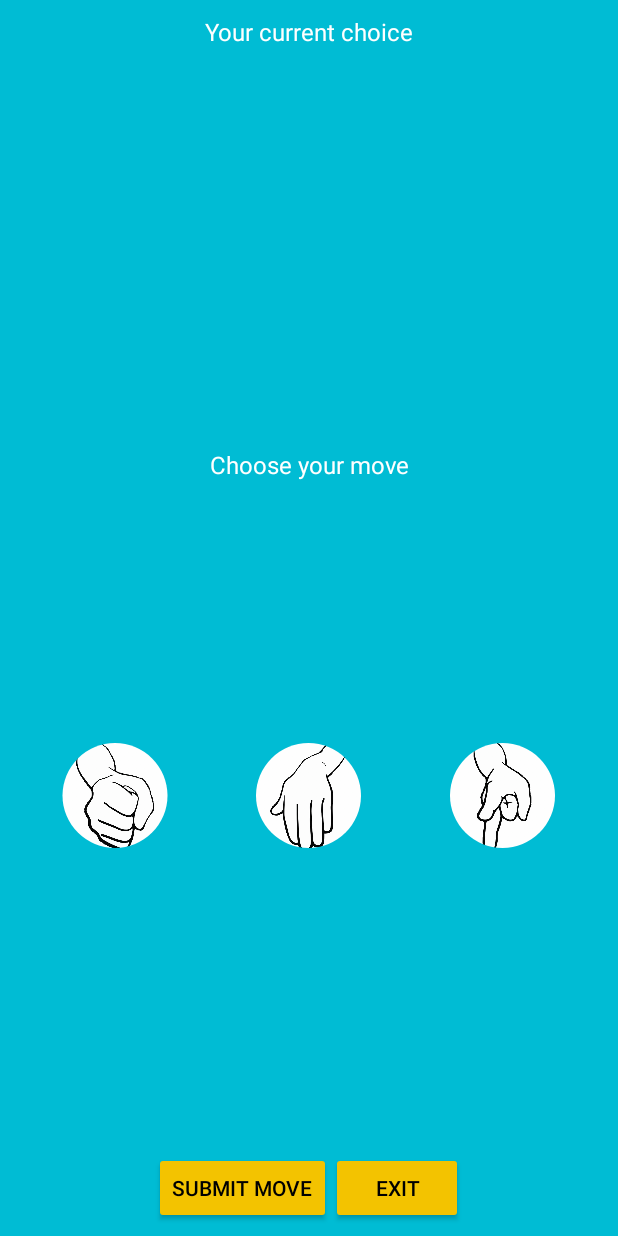
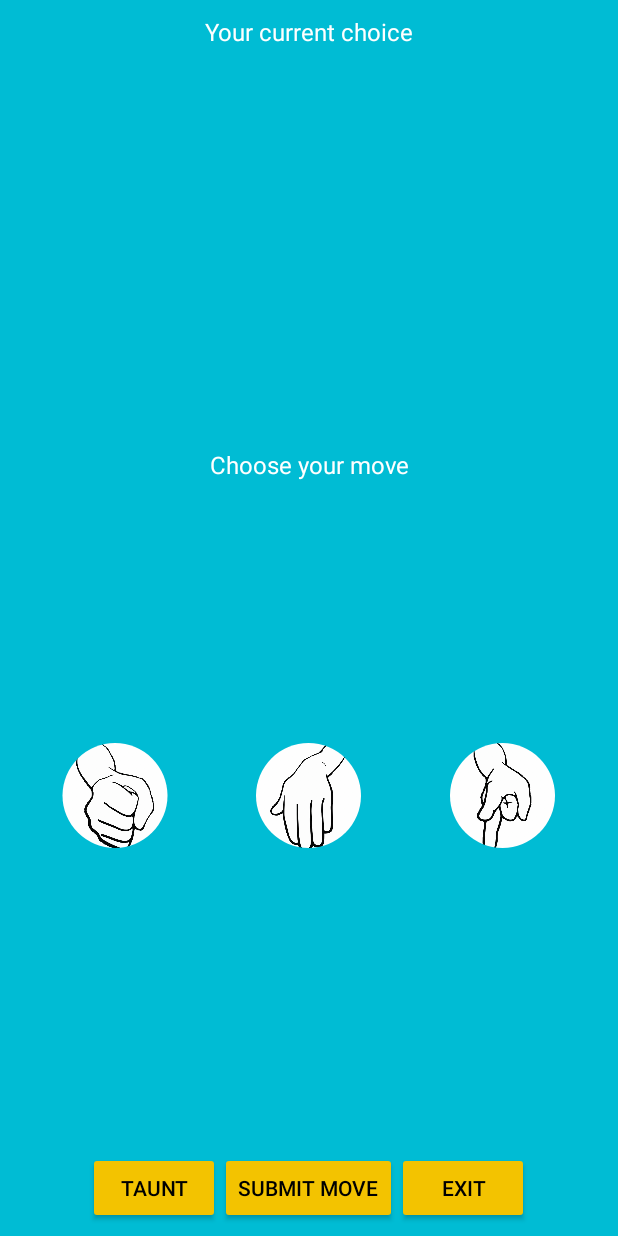
Before and after one commit to rafellk/Jokenpo-Android, an Android app: the MatchActivity screen opened directly, with no data from a screen before it, on a phone screen of 412 x 824 dp. Run offline under Robolectric (Android 15) with nearby library versions, the phone set to English and light mode, and no system bars; libraries missing offline, so code that uses them is left out: com.joooonho; plain views replace SelectableRoundedImageView.

Commit message:
Initial implementation for the taunt feature

```diff
--- a/android/Jokenpo/app/src/main/res/layout/activity_match.xml
+++ b/android/Jokenpo/app/src/main/res/layout/activity_match.xml
@@ -122,6 +122,15 @@
         android:orientation="horizontal"
         android:layout_gravity="center">
         <Button
+            android:id="@+id/match_taunt_button"
+            android:layout_width="wrap_content"
+            android:layout_height="wrap_content"
+            android:layout_gravity="center"
+            android:layout_marginBottom="5dip"
+            android:theme="@style/AppTheme.Button"
+            android:text="@string/match_taunt"/>
+
+        <Button
             android:id="@+id/match_submit_button"
             android:layout_width="wrap_content"
             android:layout_height="wrap_content"
@@ -129,6 +138,7 @@
             android:layout_marginBottom="5dip"
             android:theme="@style/AppTheme.Button"
             android:text="@string/match_submit_move"/>
+
         <Button
             android:id="@+id/match_exit_button"
             android:layout_width="wrap_content"
@@ -136,6 +146,6 @@
             android:layout_gravity="center"
             android:theme="@style/AppTheme.Button"
             android:layout_marginBottom="5dip"
-        android:text="@string/match_result_exit"/>
+            android:text="@string/match_result_exit"/>
     </LinearLayout>
 </LinearLayout>
--- a/android/Jokenpo/app/src/main/res/values/strings.xml
+++ b/android/Jokenpo/app/src/main/res/values/strings.xml
@@ -45,6 +45,8 @@
     <string name="match_waiting_message">Waiting for player to make his move</string>
     <string name="match_cancel">Cancel</string>
     <string name="match_submit_move">Submit Move</string>
+    <string name="match_taunt">Taunt</string>
+
     <string name="match_exit_confirmation">Exit</string>
     <string name="match_exit_message">Are you sure you want to give up?</string>
     <string name="match_load_give_up">Giving up the game...</string>
```
Also changed, not shown: android/Jokenpo/app/src/main/java/br/com/rlmg/jokenpo/MatchActivity.java (+37 -2 lines), android/Jokenpo/app/src/main/java/br/com/rlmg/jokenpo/webservice/WebService.java (+4 -7 lines), 1 other file.
